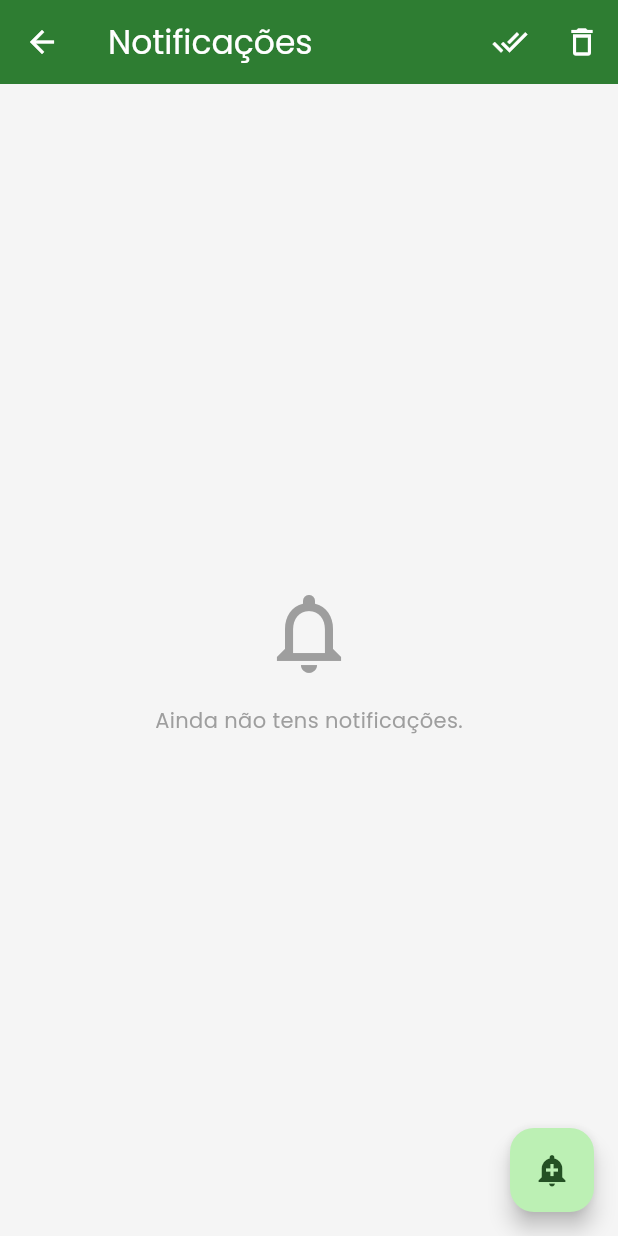
After one commit to smpsandro1239/Jogos-Tradicionais-, a Flutter app: the NotificacoesScreen screen opened directly, on a phone screen of 412 x 824 dp. The commit adds this screen. Run offline on Flutter 3.47's test engine with Material 3 defaults, Android fonts, the light colour scheme and no system bars; our stand-ins replace flutter_secure_storage, google_fonts, jwt_decoder; accounts and stored records are empty.

Commit message:
feat: implementar notificações push mobile e histórico
✅ REALIZADO:
- Adição de `push_token` à entidade `Utilizador` no Backend.
- Endpoint `PATCH /utilizadores/push-token` para registo de tokens.
- Atualização do `NotificacoesService` para suportar push (simulado).
- Integração do envio de notificações no fluxo de `SorteiosService`.
- Implementação do `NotificationService` no Flutter para gerir mensagens e persistência.
- Criação do ecrã de Notificações no Mobile.
- Adição de badges de notificações não lidas e integração na HomeScreen.
- Atualização do todolist.md (100%) e README.md.

🔄 PRÓXIMA ETAPA: Feedback e Manutenção.

📊 ESTADO GERAL:
- Concluído: 100%
- Em Progresso: 0%
- Pendente: 0% (Funcionalidades base concluídas)

```diff
--- a/frontend/mobile/lib/main.dart
+++ b/frontend/mobile/lib/main.dart
@@ -2,6 +2,7 @@ import 'package:flutter/material.dart';
 import 'package:provider/provider.dart';
 import 'core/app_theme.dart';
 import 'core/auth_provider.dart';
+import 'services/notification_service.dart';
 import 'screens/splash_screen.dart';
 import 'screens/login_screen.dart';
 import 'screens/register_screen.dart';
@@ -12,6 +13,7 @@ void main() {
     MultiProvider(
       providers: [
         ChangeNotifierProvider(create: (_) => AuthProvider()..tryAutoLogin()),
+        ChangeNotifierProvider(create: (_) => NotificationService()),
       ],
       child: const AldeiasApp(),
     ),
--- /dev/null
+++ b/frontend/mobile/lib/models/notificacao.dart
@@ -0,0 +1,31 @@
+class Notificacao {
+  final String id;
+  final String titulo;
+  final String mensagem;
+  final DateTime data;
+  bool lida;
+
+  Notificacao({
+    required this.id,
+    required this.titulo,
+    required this.mensagem,
+    required this.data,
+    this.lida = false,
+  });
+
+  Map<String, dynamic> toJson() => {
+    'id': id,
+    'titulo': titulo,
+    'mensagem': mensagem,
+    'data': data.toIso8601String(),
+    'lida': lida,
+  };
+
+  factory Notificacao.fromJson(Map<String, dynamic> json) => Notificacao(
+    id: json['id'],
+    titulo: json['titulo'],
+    mensagem: json['mensagem'],
+    data: DateTime.parse(json['data']),
+    lida: json['lida'] ?? false,
+  );
+}
--- /dev/null
+++ b/frontend/mobile/lib/screens/notificacoes_screen.dart
@@ -0,0 +1,88 @@
+import 'package:flutter/material.dart';
+import 'package:provider/provider.dart';
+import 'package:intl/intl.dart';
+import '../services/notification_service.dart';
+
+class NotificacoesScreen extends StatelessWidget {
+  const NotificacoesScreen({super.key});
+
+  @override
+  Widget build(BuildContext context) {
+    return Scaffold(
+      appBar: AppBar(
+        title: const Text('Notificações'),
+        actions: [
+          IconButton(
+            icon: const Icon(Icons.done_all),
+            onPressed: () => context.read<NotificationService>().markAllAsRead(),
+            tooltip: 'Marcar todas como lidas',
+          ),
+          IconButton(
+            icon: const Icon(Icons.delete_outline),
+            onPressed: () => context.read<NotificationService>().clearAll(),
+            tooltip: 'Limpar tudo',
+          ),
+        ],
+      ),
+      body: Consumer<NotificationService>(
+        builder: (context, service, _) {
+          if (service.notifications.isEmpty) {
+            return const Center(
+              child: Column(
+                mainAxisAlignment: MainAxisAlignment.center,
+                children: [
+                  Icon(Icons.notifications_none, size: 64, color: Colors.grey),
+                  SizedBox(height: 16),
+                  Text('Ainda não tens notificações.', style: TextStyle(color: Colors.grey)),
+                ],
+              ),
+            );
+          }
+
+          return ListView.builder(
+            itemCount: service.notifications.length,
+            itemBuilder: (context, index) {
+              final n = service.notifications[index];
+              final dateFormat = DateFormat('dd/MM HH:mm');
+
+              return Container(
+                color: n.lida ? null : Colors.green.withOpacity(0.05),
+                child: ListTile(
+                  leading: CircleAvatar(
+                    backgroundColor: n.lida ? Colors.grey[200] : Colors.green[100],
+                    child: Icon(
+                      n.titulo.contains('🎉') ? Icons.emoji_events : Icons.notifications,
+                      color: n.lida ? Colors.grey : Colors.green,
+                    ),
+                  ),
+                  title: Text(
+                    n.titulo,
+                    style: TextStyle(
+                      fontWeight: n.lida ? FontWeight.normal : FontWeight.bold,
+                    ),
+                  ),
+                  subtitle: Column(
+                    crossAxisAlignment: CrossAxisAlignment.start,
+                    children: [
+                      Text(n.mensagem),
+                      Text(
+                        dateFormat.format(n.data),
+                        style: const TextStyle(fontSize: 10, color: Colors.grey),
+                      ),
+                    ],
+                  ),
+                  onTap: () => service.markAsRead(n.id),
+                ),
+              );
+            },
+          );
+        },
+      ),
+      floatingActionButton: FloatingActionButton(
+        onPressed: () => context.read<NotificationService>().simulateNotification(),
+        child: const Icon(Icons.add_alert),
+        tooltip: 'Simular Notificação (Demo)',
+      ),
+    );
+  }
+}
```
Also changed, not shown: frontend/mobile/lib/screens/home_screen.dart (+76 -0 lines), frontend/mobile/lib/services/notification_service.dart (added, +100 -0 lines), 7 other files.
